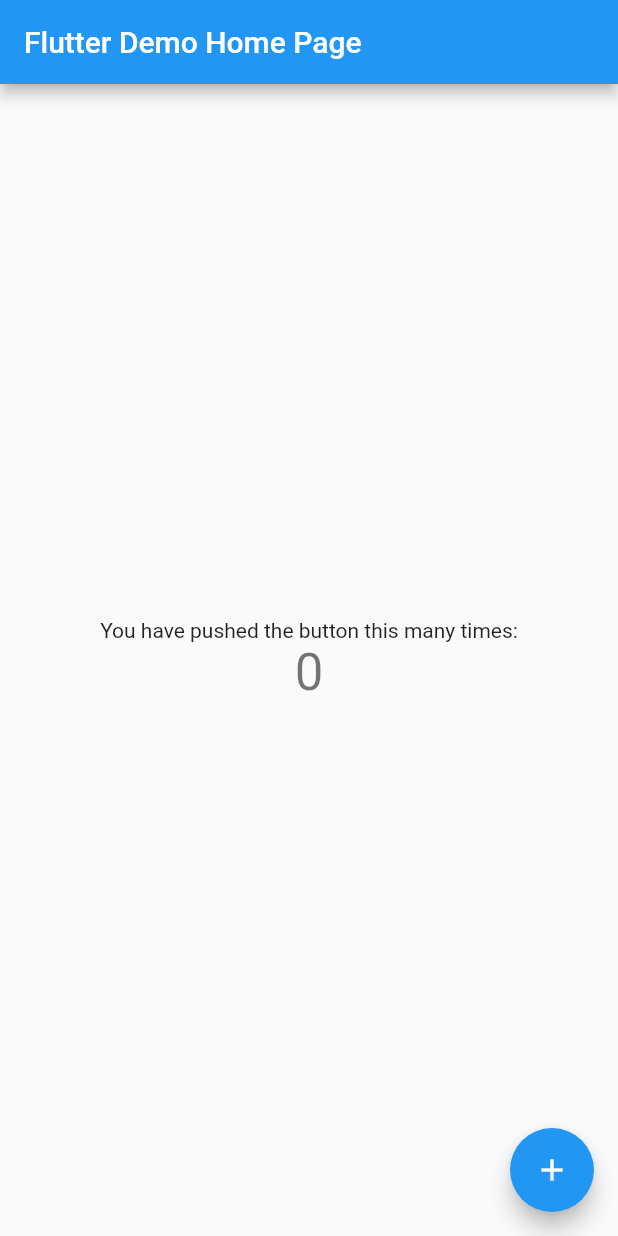
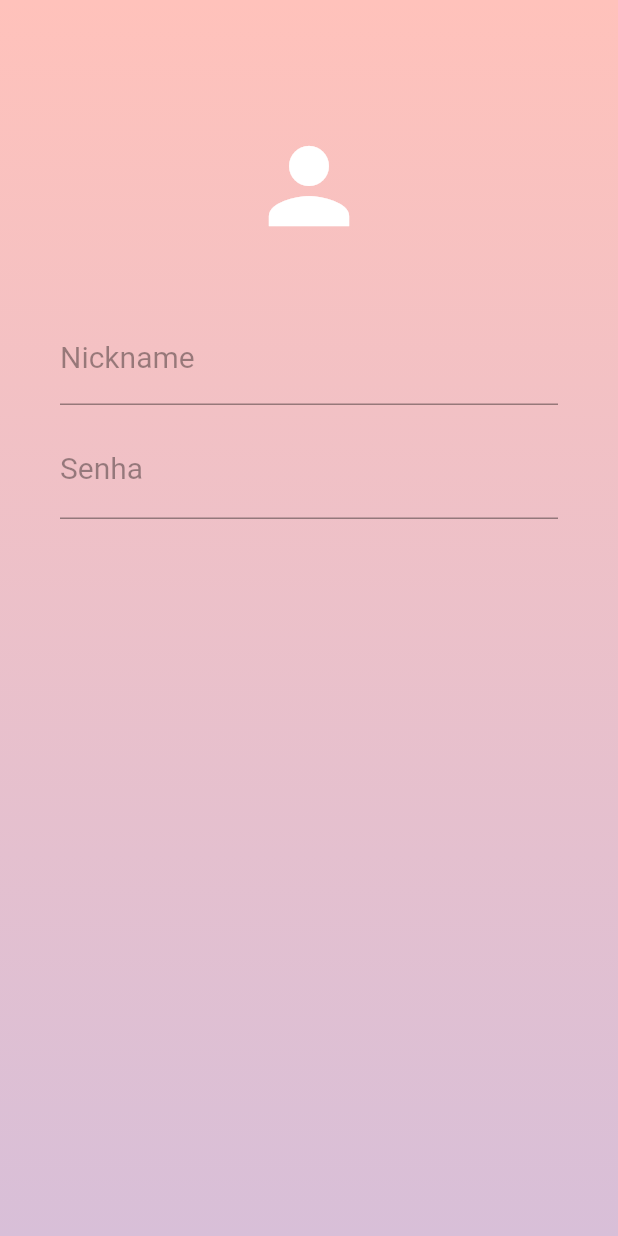
Before and after one commit to ronaldemanuel/ArtStreet, a Flutter app: the screen it shows after launch, on a phone screen of 412 x 824 dp. Run offline on Flutter 3.47's test engine with Material 2 defaults, Android fonts, the light colour scheme and no system bars.

Commit message:
longin criada

```diff
--- /dev/null
+++ b/art_street/lib/login.dart
@@ -0,0 +1,74 @@
+import 'package:flutter/material.dart';
+
+  class LoginPage extends StatelessWidget {
+  @override
+  Widget build(BuildContext context) {
+    return Scaffold(
+      body:Container (
+        padding: EdgeInsets.only(
+          top: 60,
+          left: 40,
+          right: 40,
+        ),
+        decoration:BoxDecoration(
+          gradient: LinearGradient(
+            begin: Alignment.topCenter,
+             end: Alignment.bottomCenter,
+             colors: [
+               Color(0xffffc2bb),
+               Color(0xffd8bfd8),
+             ] )
+        ),
+        child: Column(
+          children:<Widget>[
+            SizedBox(
+              width: 128,
+              height: 128,
+              child: Icon(
+                Icons.person,
+                size: 80,
+                color:Colors.white,
+              ),
+            ),
+             SizedBox(
+               height: 20,
+             ),
+             TextFormField(
+               keyboardType: TextInputType.name,
+               decoration: InputDecoration(
+                 labelText: "Nickname",
+                 labelStyle: TextStyle(
+                   color: Colors.black38,
+                   fontWeight: FontWeight.w400,
+                   fontSize: 20,
+                 )
+
+               ),
+             ),
+
+              SizedBox(
+               height: 10,
+             ),
+TextFormField(
+               keyboardType: TextInputType.text,
+               obscureText: true,
+               decoration: InputDecoration(
+                 labelText: "Senha",
+                 labelStyle: TextStyle(
+                   color: Colors.black38,
+                   fontWeight: FontWeight.w400,
+                   fontSize: 20,
+                 )
+
+               ),
+               style:TextStyle(fontSize: 20),
+             ),
+
+
+
+          ],
+        ),
+      )
+    );
+  }
+}
--- a/art_street/lib/main.dart
+++ b/art_street/lib/main.dart
@@ -1,113 +1,19 @@
+import 'login.dart';
 import 'package:flutter/material.dart';
 
-void main() {
-  runApp(MyApp());
-}
+void main() => runApp(MyApp());
 
 class MyApp extends StatelessWidget {
   // This widget is the root of your application.
   @override
   Widget build(BuildContext context) {
     return MaterialApp(
-      title: 'Flutter Demo',
+      title: 'My Virtual Assistent',
+      debugShowCheckedModeBanner: false,
       theme: ThemeData(
-        // This is the theme of your application.
-        //
-        // Try running your application with "flutter run". You'll see the
-        // application has a blue toolbar. Then, without quitting the app, try
-        // changing the primarySwatch below to Colors.green and then invoke
-        // "hot reload" (press "r" in the console where you ran "flutter run",
-        // or simply save your changes to "hot reload" in a Flutter IDE).
-        // Notice that the counter didn't reset back to zero; the application
-        // is not restarted.
-        primarySwatch: Colors.blue,
+        primarySwatch: Colors.deepOrange,
       ),
-      home: MyHomePage(title: 'Flutter Demo Home Page'),
+      home: LoginPage(),
     );
   }
 }
-
-class MyHomePage extends StatefulWidget {
-  MyHomePage({Key? key, required this.title}) : super(key: key);
-
-  // This widget is the home page of your application. It is stateful, meaning
-  // that it has a State object (defined below) that contains fields that affect
-  // how it looks.
-
-  // This class is the configuration for the state. It holds the values (in this
-  // case the title) provided by the parent (in this case the App widget) and
-  // used by the build method of the State. Fields in a Widget subclass are
-  // always marked "final".
-
-  final String title;
-
-  @override
-  _MyHomePageState createState() => _MyHomePageState();
-}
-
-class _MyHomePageState extends State<MyHomePage> {
-  int _counter = 0;
-
-  void _incrementCounter() {
-    setState(() {
-      // This call to setState tells the Flutter framework that something has
-      // changed in this State, which causes it to rerun the build method below
-      // so that the display can reflect the updated values. If we changed
-      // _counter without calling setState(), then the build method would not be
-      // called again, and so nothing would appear to happen.
-      _counter++;
-    });
-  }
-
-  @override
-  Widget build(BuildContext context) {
-    // This method is rerun every time setState is called, for instance as done
-    // by the _incrementCounter method above.
-    //
-    // The Flutter framework has been optimized to make rerunning build methods
-    // fast, so that you can just rebuild anything that needs updating rather
-    // than having to individually change instances of widgets.
-    return Scaffold(
-      appBar: AppBar(
-        // Here we take the value from the MyHomePage object that was created by
-        // the App.build method, and use it to set our appbar title.
-        title: Text(widget.title),
-      ),
-      body: Center(
-        // Center is a layout widget. It takes a single child and positions it
-        // in the middle of the parent.
-        child: Column(
-          // Column is also a layout widget. It takes a list of children and
-          // arranges them vertically. By default, it sizes itself to fit its
-          // children horizontally, and tries to be as tall as its parent.
-          //
-          // Invoke "debug painting" (press "p" in the console, choose the
-          // "Toggle Debug Paint" action from the Flutter Inspector in Android
-          // Studio, or the "Toggle Debug Paint" command in Visual Studio Code)
-          // to see the wireframe for each widget.
-          //
-          // Column has various properties to control how it sizes itself and
-          // how it positions its children. Here we use mainAxisAlignment to
-          // center the children vertically; the main axis here is the vertical
-          // axis because Columns are vertical (the cross axis would be
-          // horizontal).
-          mainAxisAlignment: MainAxisAlignment.center,
-          children: <Widget>[
-            Text(
-              'You have pushed the button this many times:',
-            ),
-            Text(
-              '$_counter',
-              style: Theme.of(context).textTheme.headline4,
-            ),
-          ],
-        ),
-      ),
-      floatingActionButton: FloatingActionButton(
-        onPressed: _incrementCounter,
-        tooltip: 'Increment',
-        child: Icon(Icons.add),
-      ), // This trailing comma makes auto-formatting nicer for build methods.
-    );
-  }
-}
```
